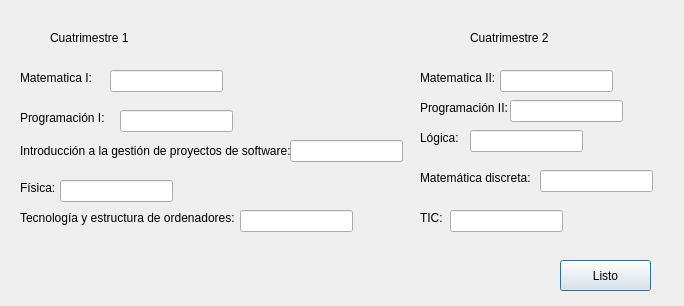
First picture: the form in dialog.ui, repository Alenjandro-Larin/Gestor-de-calificaciones, before the edit.
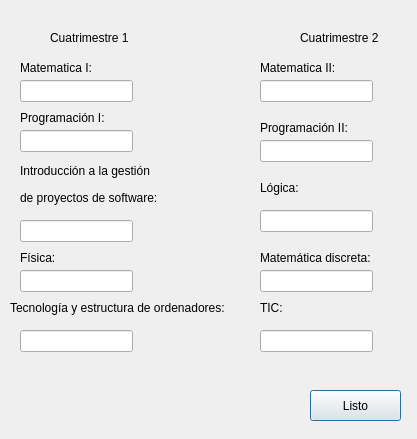
Second picture: the form after the edit.

Commit message: Limpieza de codigo y rediseño de la interfaz

Patch:
```diff
--- a/dialog.ui
+++ b/dialog.ui
@@ -6,8 +6,8 @@
    <rect>
     <x>0</x>
     <y>0</y>
-    <width>684</width>
-    <height>306</height>
+    <width>417</width>
+    <height>439</height>
    </rect>
   </property>
   <property name="windowTitle">
@@ -32,7 +32,7 @@
   <widget class="QLabel" name="label_2">
    <property name="geometry">
     <rect>
-     <x>470</x>
+     <x>300</x>
      <y>30</y>
      <width>91</width>
      <height>16</height>
@@ -46,7 +46,7 @@
    <property name="geometry">
     <rect>
      <x>20</x>
-     <y>70</y>
+     <y>60</y>
      <width>81</width>
      <height>16</height>
     </rect>
@@ -72,20 +72,20 @@
    <property name="geometry">
     <rect>
      <x>20</x>
-     <y>130</y>
-     <width>281</width>
+     <y>150</y>
+     <width>141</width>
      <height>41</height>
     </rect>
    </property>
    <property name="text">
-    <string>Introducción a la gestión de proyectos de software:</string>
+    <string>Introducción a la gestión</string>
    </property>
   </widget>
   <widget class="QLabel" name="label_6">
    <property name="geometry">
     <rect>
      <x>20</x>
-     <y>180</y>
+     <y>250</y>
      <width>49</width>
      <height>16</height>
     </rect>
@@ -97,8 +97,8 @@
   <widget class="QLabel" name="label_7">
    <property name="geometry">
     <rect>
-     <x>20</x>
-     <y>210</y>
+     <x>10</x>
+     <y>300</y>
      <width>221</width>
      <height>16</height>
     </rect>
@@ -110,8 +110,8 @@
   <widget class="QLabel" name="label_8">
    <property name="geometry">
     <rect>
-     <x>420</x>
-     <y>70</y>
+     <x>260</x>
+     <y>60</y>
      <width>81</width>
      <height>16</height>
     </rect>
@@ -123,8 +123,8 @@
   <widget class="QLabel" name="label_9">
    <property name="geometry">
     <rect>
-     <x>420</x>
-     <y>100</y>
+     <x>260</x>
+     <y>120</y>
      <width>101</width>
      <height>16</height>
     </rect>
@@ -136,8 +136,8 @@
   <widget class="QLabel" name="label_10">
    <property name="geometry">
     <rect>
-     <x>420</x>
-     <y>130</y>
+     <x>260</x>
+     <y>180</y>
      <width>49</width>
      <height>16</height>
     </rect>
@@ -149,8 +149,8 @@
   <widget class="QLabel" name="label_11">
    <property name="geometry">
     <rect>
-     <x>420</x>
-     <y>170</y>
+     <x>260</x>
+     <y>250</y>
      <width>131</width>
      <height>16</height>
     </rect>
@@ -162,8 +162,8 @@
   <widget class="QLabel" name="label_12">
    <property name="geometry">
     <rect>
-     <x>420</x>
-     <y>210</y>
+     <x>260</x>
+     <y>300</y>
      <width>49</width>
      <height>16</height>
     </rect>
@@ -175,8 +175,8 @@
   <widget class="QPushButton" name="pushButton">
    <property name="geometry">
     <rect>
-     <x>560</x>
-     <y>260</y>
+     <x>310</x>
+     <y>390</y>
      <width>91</width>
      <height>31</height>
     </rect>
@@ -188,8 +188,8 @@
   <widget class="QLineEdit" name="matematicaI">
    <property name="geometry">
     <rect>
-     <x>110</x>
-     <y>70</y>
+     <x>20</x>
+     <y>80</y>
      <width>113</width>
      <height>22</height>
     </rect>
@@ -198,8 +198,8 @@
   <widget class="QLineEdit" name="programacion1">
    <property name="geometry">
     <rect>
-     <x>120</x>
-     <y>110</y>
+     <x>20</x>
+     <y>130</y>
      <width>113</width>
      <height>22</height>
     </rect>
@@ -208,8 +208,8 @@
   <widget class="QLineEdit" name="introduccion">
    <property name="geometry">
     <rect>
-     <x>290</x>
-     <y>140</y>
+     <x>20</x>
+     <y>220</y>
      <width>113</width>
      <height>22</height>
     </rect>
@@ -218,8 +218,8 @@
   <widget class="QLineEdit" name="fisica">
    <property name="geometry">
     <rect>
-     <x>60</x>
-     <y>180</y>
+     <x>20</x>
+     <y>270</y>
      <width>113</width>
      <height>22</height>
     </rect>
@@ -228,8 +228,8 @@
   <widget class="QLineEdit" name="tecnologia">
    <property name="geometry">
     <rect>
-     <x>240</x>
-     <y>210</y>
+     <x>20</x>
+     <y>330</y>
      <width>113</width>
      <height>22</height>
     </rect>
@@ -238,8 +238,8 @@
   <widget class="QLineEdit" name="matematicaII">
    <property name="geometry">
     <rect>
-     <x>500</x>
-     <y>70</y>
+     <x>260</x>
+     <y>80</y>
      <width>113</width>
      <height>22</height>
     </rect>
@@ -251,8 +251,8 @@
   <widget class="QLineEdit" name="programacion2">
    <property name="geometry">
     <rect>
-     <x>510</x>
-     <y>100</y>
+     <x>260</x>
+     <y>140</y>
      <width>113</width>
      <height>22</height>
     </rect>
@@ -261,8 +261,8 @@
   <widget class="QLineEdit" name="logica">
    <property name="geometry">
     <rect>
-     <x>470</x>
-     <y>130</y>
+     <x>260</x>
+     <y>210</y>
      <width>113</width>
      <height>22</height>
     </rect>
@@ -271,8 +271,8 @@
   <widget class="QLineEdit" name="matematicadiscreta">
    <property name="geometry">
     <rect>
-     <x>540</x>
-     <y>170</y>
+     <x>260</x>
+     <y>270</y>
      <width>113</width>
      <height>22</height>
     </rect>
@@ -281,13 +281,26 @@
   <widget class="QLineEdit" name="tic">
    <property name="geometry">
     <rect>
-     <x>450</x>
-     <y>210</y>
+     <x>260</x>
+     <y>330</y>
      <width>113</width>
      <height>22</height>
     </rect>
    </property>
   </widget>
+  <widget class="QLabel" name="label_13">
+   <property name="geometry">
+    <rect>
+     <x>20</x>
+     <y>190</y>
+     <width>151</width>
+     <height>16</height>
+    </rect>
+   </property>
+   <property name="text">
+    <string>de proyectos de software:</string>
+   </property>
+  </widget>
  </widget>
  <resources/>
  <connections>
```
The commit also changes 7 other files.
